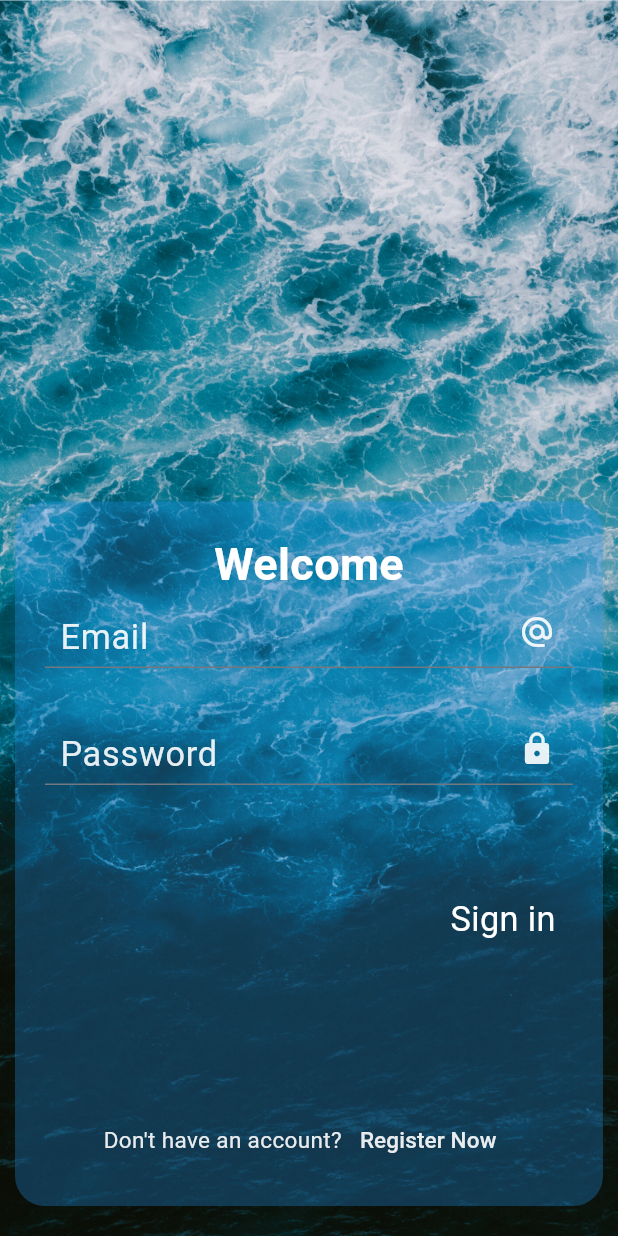
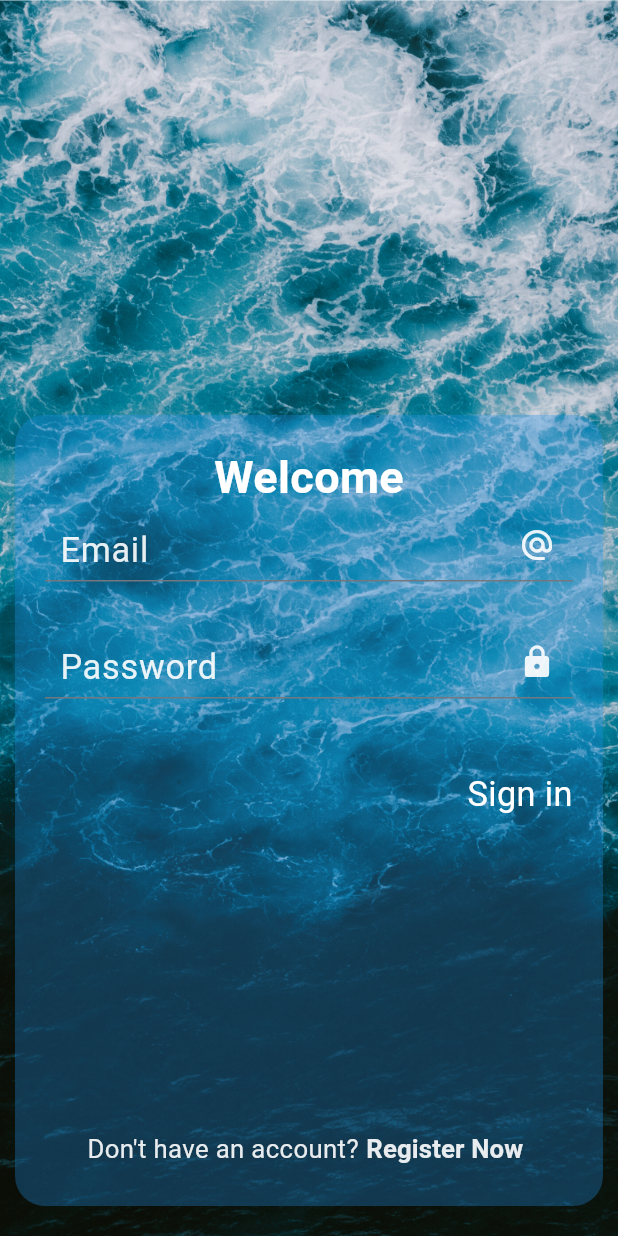
Before and after one commit to Mohammed-AboLEneen/fun-tourism, a Flutter app: the screen it shows after launch, after a tap on "Get Started >", on a phone screen of 412 x 824 dp. Run offline on Flutter 3.47's test engine with Material 2 defaults, Android fonts, the light colour scheme and no system bars; our stand-ins replace flutter_screenutil, flutter_svg, go_router, google_fonts; Roboto replaces fonts that are missing (Abel).

Commit message:
some changes to make it more responsive with small mobile screens

```diff
--- a/lib/constants.dart
+++ b/lib/constants.dart
@@ -1,2 +1,5 @@
 String font1 = 'Tektur';
 String font2 = 'Sectra';
+
+double deviceH = 0;
+double deviceW = 0;
--- a/lib/features/authentication/presentation/view/widgets/custom_button.dart
+++ b/lib/features/authentication/presentation/view/widgets/custom_button.dart
@@ -1,12 +1,7 @@
 import 'package:flutter/material.dart';
-import 'package:flutter_screenutil/flutter_screenutil.dart';
-import 'package:go_router/go_router.dart';
-
 
 class CustomIcon extends StatelessWidget {
-
-  const CustomIcon({super.key,required this.widget, this.tap});
-
+  const CustomIcon({super.key, required this.widget, this.tap});
 
   final void Function()? tap;
   final Widget widget;
@@ -14,21 +9,14 @@ class CustomIcon extends StatelessWidget {
   @override
   Widget build(BuildContext context) {
     return Material(
-
-      borderRadius: BorderRadius.circular(70),
+      borderRadius: BorderRadius.circular(0),
       color: Colors.transparent,
-      clipBehavior: Clip.antiAliasWithSaveLayer,
-
       child: InkWell(
-
         borderRadius: BorderRadius.circular(20),
         onTap: tap,
         child: Padding(
-          padding: const EdgeInsets.all(5),
-          child: SizedBox(
-
-            child: widget,
-          ),
+          padding: const EdgeInsets.symmetric(vertical: 3),
+          child: widget,
         ),
       ),
     );
--- a/lib/features/authentication/presentation/view/widgets/login_body.dart
+++ b/lib/features/authentication/presentation/view/widgets/login_body.dart
@@ -34,7 +34,10 @@ class _LoginBodyState extends State<LoginBody> {
     double h = MediaQuery.of(context).size.height;
     double w = MediaQuery.of(context).size.width;
 
-    return SingleChildScrollView(
+    return CustomScrollView(
+      slivers: [
+        SliverFillRemaining(
+          hasScrollBody: false,
           child: Stack(
             alignment: Alignment.bottomCenter,
             children: [
@@ -44,9 +47,11 @@ class _LoginBodyState extends State<LoginBody> {
                 height: h,
               ),
               Padding(
-            padding: const EdgeInsets.symmetric(horizontal: 10.0, vertical: 20),
+                padding:
+                    const EdgeInsets.symmetric(horizontal: 10.0, vertical: 20),
                 child: Column(
                   children: [
+                    const Spacer(),
                     Stack(
                       children: [
                         Container(
@@ -55,33 +60,36 @@ class _LoginBodyState extends State<LoginBody> {
                             color: Colors.blue.withOpacity(.3),
                           ),
                           child: SizedBox(
-                        height: MediaQuery.of(context).size.height * .4 +
-                            progress * 140,
+                            height: h < 550.0
+                                ? (h * .46) + (progress * (h * .3))
+                                : (h * .4) + (progress * (h * .24)),
                             child: PageView(
                               controller: _pageController,
-                          children: const [WelcomePage(), SignInPage()],
+                              children: [
+                                const WelcomePage(),
+                                SignInPage(h: h * .4 + progress * 140)
+                              ],
                             ),
                           ),
                         ),
                         Positioned(
-                      right: MediaQuery.of(context).size.width * .02,
-                      bottom: (MediaQuery.of(context).size.height * .02) +
-                          progress * 150,
+                          right: w * .02,
+                          bottom: h < 600
+                              ? ((h * .03) + (progress * (h * .3)))
+                              : (h * .03) + progress * h * .27,
                           child: SizedBox(
-                        width: MediaQuery.of(context).size.width * .38 -
-                            progress * 50,
-                        height: 50,
+                            width: w * .35 - progress * 50,
+                            height: h * .065,
                             child: CustomIcon(
                               tap: () {
                                 _pageController.nextPage(
                                     duration: const Duration(milliseconds: 700),
                                     curve: Curves.easeInQuint);
                               },
-                          widget: Padding(
-                            padding: const EdgeInsets.symmetric(
-                                horizontal: 8.0, vertical: 4),
+                              widget: Center(
                                 child: Opacity(
-                              opacity: progress < .6 ? 1 - progress : progress,
+                                  opacity:
+                                      progress < .6 ? 1 - progress : progress,
                                   child: Text(
                                     progress < .6 ? 'Get Started >' : 'Sign in',
                                     style: TextStyle(
@@ -99,6 +107,8 @@ class _LoginBodyState extends State<LoginBody> {
               )
             ],
           ),
+        )
+      ],
     );
   }
 }
--- a/lib/features/authentication/presentation/view/widgets/sign_in.dart
+++ b/lib/features/authentication/presentation/view/widgets/sign_in.dart
@@ -1,9 +1,12 @@
 import 'package:flutter/material.dart';
+import 'package:flutter_screenutil/flutter_screenutil.dart';
 
 import 'custom_textformfield.dart';
 
 class SignInPage extends StatefulWidget {
-  const SignInPage({super.key});
+  final double h;
+
+  const SignInPage({super.key, required this.h});
 
   @override
   State<SignInPage> createState() => _SignInPageState();
@@ -14,20 +17,34 @@ class _SignInPageState extends State<SignInPage> {
   TextEditingController passwordController = TextEditingController(text: '');
 
   @override
+  void initState() {
+    // TODO: implement initState
+    super.initState();
+  }
+
+  @override
   Widget build(BuildContext context) {
     return Padding(
         padding: const EdgeInsets.all(20.0),
+        child: CustomScrollView(
+          slivers: [
+            SliverFillRemaining(
+              hasScrollBody: false,
               child: Column(
                 children: [
                   Text(
                     'Welcome',
-            style: TextStyle(fontSize: 30, fontWeight: FontWeight.bold,  color: Colors.white.withOpacity(1)),
+                    style: TextStyle(
+                        fontSize: 30,
+                        fontWeight: FontWeight.bold,
+                        color: Colors.white.withOpacity(1)),
                   ),
                   CustomTextField(
                     controller: emailController,
                     hint: 'Email',
                     padding: const EdgeInsets.only(left: 10, top: 10),
-            icon: Icon(Icons.alternate_email, color: Colors.white.withOpacity(.9)),
+                    icon: Icon(Icons.alternate_email,
+                        color: Colors.white.withOpacity(.9)),
                   ),
                   const SizedBox(
                     height: 30,
@@ -40,38 +57,51 @@ class _SignInPageState extends State<SignInPage> {
                   ),
                   const Spacer(),
                   Row(
-
                     mainAxisAlignment: MainAxisAlignment.center,
                     children: [
                       Text(
                         'Don\'t have an account?',
-                style: TextStyle(fontSize: 15,  color: Colors.white.withOpacity(.9)),
+                        style: TextStyle(
+                            fontSize: 15.sp,
+                            color: Colors.white.withOpacity(.9)),
                       ),
-              TextButton(
+                      SizedBox(
+                        height: 35,
+                        child: TextButton(
                           onPressed: () {},
                           style: ButtonStyle(
-
-                  overlayColor: MaterialStateProperty.resolveWith<Color>(
+                            padding:
+                                MaterialStateProperty.all<EdgeInsetsGeometry>(
+                                    const EdgeInsets.symmetric(horizontal: 5)),
+                            overlayColor:
+                                MaterialStateProperty.resolveWith<Color>(
                               (Set<MaterialState> states) {
                                 if (states.contains(MaterialState.pressed)) {
                                   // Return the desired color when the button is pressed
-                        return Colors.white.withOpacity(.5); // Replace with your desired color
+                                  return Colors.white.withOpacity(
+                                      .5); // Replace with your desired color
                                 }
                                 // Return the default color when the button is not pressed
-                      return Colors.transparent; // Replace with your default color
+                                return Colors
+                                    .transparent; // Replace with your default color
                               },
                             ),
                           ),
                           child: Text(
                             'Register Now',
-                  style: TextStyle(fontSize: 15,  color: Colors.white.withOpacity(.9)),
+                            style: TextStyle(
+                                fontSize: 15.sp,
+                                fontWeight: FontWeight.w700,
+                                color: Colors.white.withOpacity(.9)),
+                          ),
                         ),
                       )
                     ],
                   ),
-
                 ],
               ),
-    );
+            )
+          ],
+        ));
   }
 }
--- a/lib/features/authentication/presentation/view/widgets/welcome.dart
+++ b/lib/features/authentication/presentation/view/widgets/welcome.dart
@@ -1,15 +1,16 @@
 import 'package:flutter/material.dart';
 import 'package:flutter_screenutil/flutter_screenutil.dart';
-
-import 'custom_button.dart';
 
 class WelcomePage extends StatelessWidget {
   const WelcomePage({super.key});
 
   @override
   Widget build(BuildContext context) {
+    double h = MediaQuery.of(context).size.height;
+
     return Padding(
         padding: const EdgeInsets.symmetric(horizontal: 20, vertical: 20),
+        child: SingleChildScrollView(
           child: Column(
             crossAxisAlignment: CrossAxisAlignment.stretch,
             children: [
@@ -18,18 +19,23 @@ class WelcomePage extends StatelessWidget {
                   Text(
                     'Enjoy our interesting excursions',
                     style: TextStyle(
-                      fontSize: 35.sp, fontWeight: FontWeight.bold, color: Colors.white.withOpacity(.9)),
+                        fontSize: 35.sp,
+                        fontWeight: FontWeight.bold,
+                        color: Colors.white.withOpacity(.9)),
                   ),
                   Opacity(
                       opacity: .7,
                       child: Text(
                         'Lots of endless fun and excitement, join us now.',
                         style: TextStyle(
-                          fontSize: 25.sp, fontWeight: FontWeight.w400, color: Colors.white.withOpacity(.9)),
+                            fontSize: 25.sp,
+                            fontWeight: FontWeight.w400,
+                            color: Colors.white.withOpacity(.9)),
                       )),
                 ],
               ),
             ],
+          ),
         ));
   }
 }
--- a/lib/features/splash/presentation/view/widgets/splash_body.dart
+++ b/lib/features/splash/presentation/view/widgets/splash_body.dart
@@ -34,7 +34,6 @@ class _SplashViewBodyState extends State<SplashViewBody>
   @override
   Widget build(BuildContext context) {
     double h = MediaQuery.of(context).size.height;
-    double w = MediaQuery.of(context).size.width;
 
     return Scaffold(
       backgroundColor: Colors.transparent,
--- a/lib/main.dart
+++ b/lib/main.dart
@@ -17,17 +17,19 @@ class MyApp extends StatelessWidget {
       designSize: const Size(360, 690),
       minTextAdapt: true,
       splitScreenMode: true,
-      builder: (context, child) => MaterialApp(
-        title: 'Flutter Demo',
-        theme: ThemeData(
+      builder: (context, child) {
+        return MaterialApp(
+          title: 'Flutter Demo',
+          theme: ThemeData(
             textTheme: GoogleFonts.abelTextTheme(ThemeData.light().textTheme),
             colorScheme: ColorScheme.fromSeed(
                 primary: Colors.white, seedColor: Colors.blue),
             useMaterial3: true,
-            scaffoldBackgroundColor: Colors.transparent),
-        home: const SplashPage(),
-        debugShowCheckedModeBanner: false,
-      ),
+          ),
+          home: const SplashPage(),
+          debugShowCheckedModeBanner: false,
+        );
+      },
     );
   }
 }
```
Lines whose indentation alone changed are shown as unchanged.
